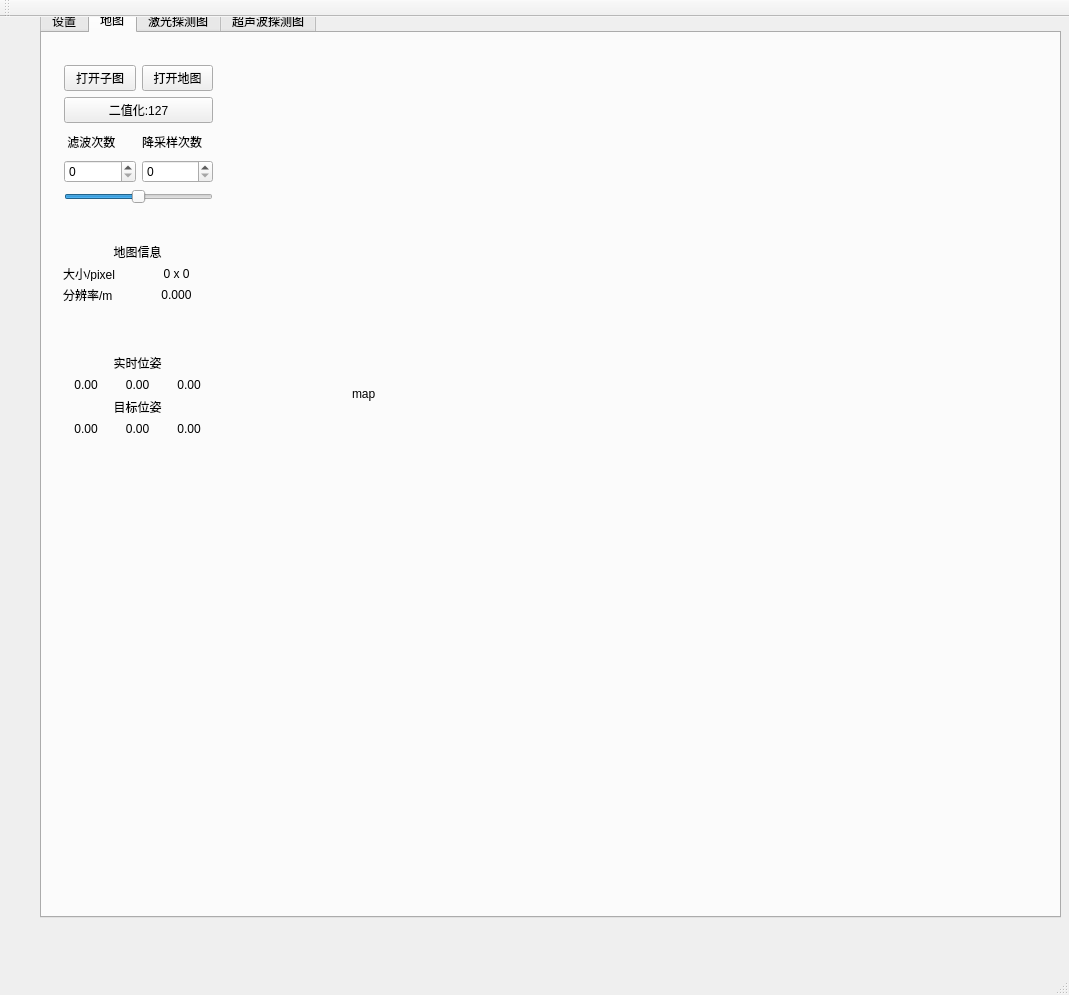
Qt form src/a_robot_platform/src/client/qt_client/mainwindow.ui (zwhg/distributed_robot_sys) before a commit.
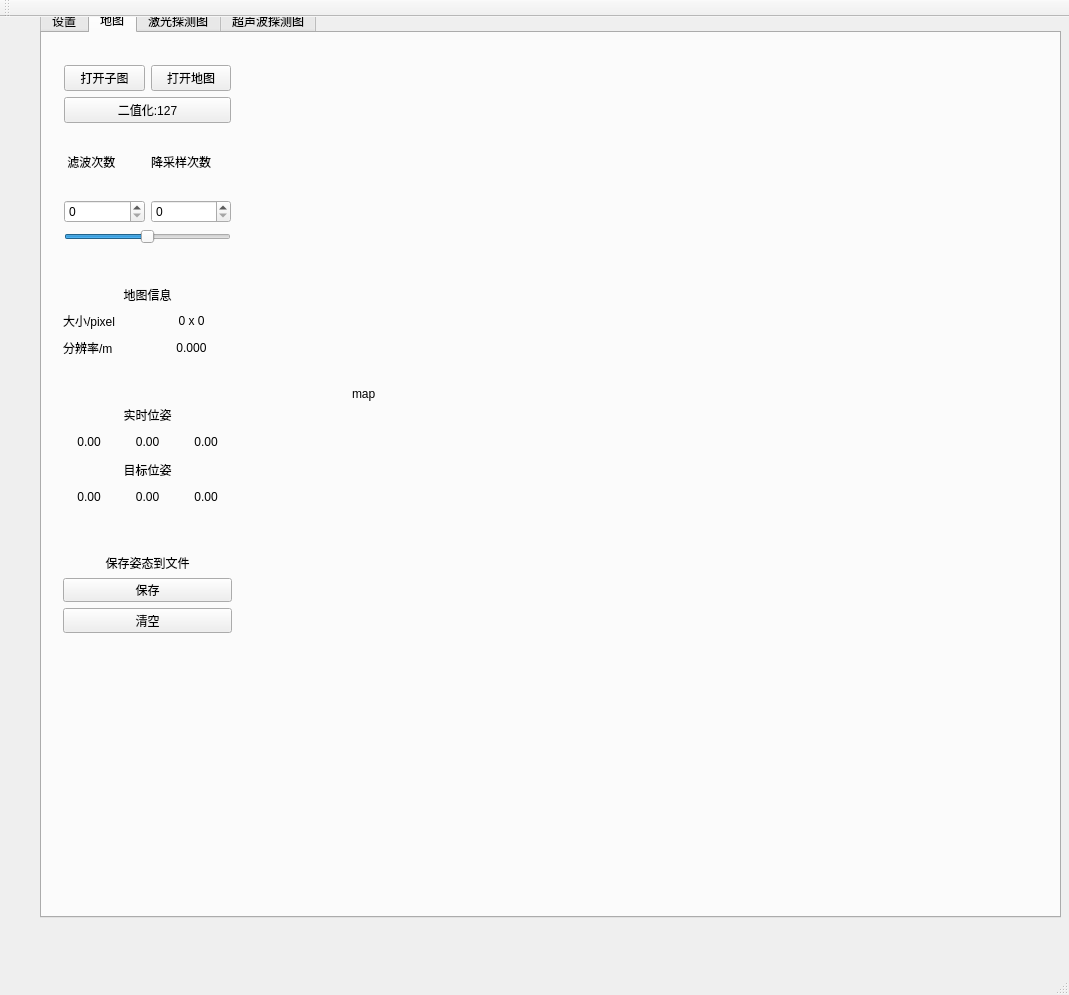
The same form after that commit. The open tabs and pages were chosen to show the change.

Commit message: add save pose to file function

```diff
--- a/src/a_robot_platform/src/client/qt_client/mainwindow.ui
+++ b/src/a_robot_platform/src/client/qt_client/mainwindow.ui
@@ -706,8 +706,8 @@
        <rect>
         <x>11</x>
         <y>21</y>
-        <width>171</width>
-        <height>161</height>
+        <width>189</width>
+        <height>201</height>
        </rect>
       </property>
       <layout class="QVBoxLayout" name="verticalLayout_4">
@@ -793,9 +793,9 @@
       <property name="geometry">
        <rect>
         <x>10</x>
-        <y>310</y>
-        <width>171</width>
-        <height>103</height>
+        <y>360</y>
+        <width>191</width>
+        <height>125</height>
        </rect>
       </property>
       <layout class="QVBoxLayout" name="verticalLayout_5">
@@ -893,9 +893,9 @@
       <property name="geometry">
        <rect>
         <x>10</x>
-        <y>200</y>
-        <width>171</width>
-        <height>80</height>
+        <y>240</y>
+        <width>191</width>
+        <height>96</height>
        </rect>
       </property>
       <layout class="QVBoxLayout" name="verticalLayout_6">
@@ -953,6 +953,54 @@
        </item>
       </layout>
      </widget>
+     <widget class="QWidget" name="">
+      <property name="geometry">
+       <rect>
+        <x>10</x>
+        <y>510</y>
+        <width>191</width>
+        <height>101</height>
+       </rect>
+      </property>
+      <layout class="QVBoxLayout" name="verticalLayout_7">
+       <item>
+        <widget class="QLabel" name="label_8">
+         <property name="text">
+          <string>保存姿态到文件</string>
+         </property>
+         <property name="alignment">
+          <set>Qt::AlignCenter</set>
+         </property>
+        </widget>
+       </item>
+       <item>
+        <widget class="QPushButton" name="pBtn_save_pose">
+         <property name="text">
+          <string>保存</string>
+         </property>
+         <property name="checkable">
+          <bool>true</bool>
+         </property>
+         <property name="checked">
+          <bool>false</bool>
+         </property>
+        </widget>
+       </item>
+       <item>
+        <widget class="QPushButton" name="pBtn_clear_pose">
+         <property name="text">
+          <string>清空</string>
+         </property>
+         <property name="checkable">
+          <bool>true</bool>
+         </property>
+         <property name="checked">
+          <bool>false</bool>
+         </property>
+        </widget>
+       </item>
+      </layout>
+     </widget>
     </widget>
     <widget class="QWidget" name="tab_3">
      <attribute name="title">
```
Left out of the diff: 4 changed lines with no effect on the pictures. The commit also changes 2 other files.
